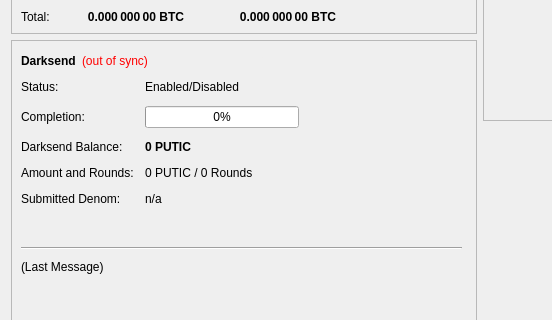
Before: the Qt Designer form src/qt/forms/overviewpage.ui in ticclassic/ic, drawn with Qt 5; both pictures show x 0 to 552 and y 182 to 502 of the 960 by 585 pixel window.
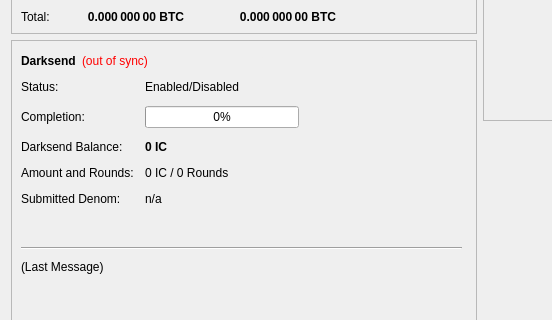
After: the same form once the commit is applied.

The edit to the form file:
```diff
--- a/src/qt/forms/overviewpage.ui
+++ b/src/qt/forms/overviewpage.ui
@@ -474,7 +474,7 @@
               </font>
              </property>
              <property name="text">
-              <string notr="true">0 PUTIC</string>
+              <string notr="true">0 IC</string>
              </property>
             </widget>
            </item>
@@ -488,7 +488,7 @@
            <item row="3" column="1">
             <widget class="QLabel" name="labelAmountRounds">
              <property name="text">
-              <string>0 PUTIC / 0 Rounds</string>
+              <string>0 IC / 0 Rounds</string>
              </property>
             </widget>
            </item>
```
Left out of the diff: 6 changed lines with no effect on the pictures.
